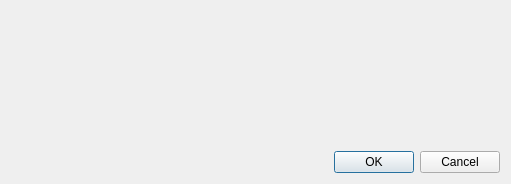
First picture: the form in projektcheck/pctools/ui/parameter_dialog.ui, repository projektcheck/ProjektCheck-QGIS, before the edit.
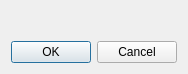
Second picture: the form after the edit.

Commit message: functionality parameter dialogs

```diff
--- a/projektcheck/pctools/ui/parameter_dialog.ui
+++ b/projektcheck/pctools/ui/parameter_dialog.ui
@@ -6,8 +6,8 @@
    <rect>
     <x>0</x>
     <y>0</y>
-    <width>511</width>
-    <height>184</height>
+    <width>174</width>
+    <height>74</height>
    </rect>
   </property>
   <property name="windowTitle">
```
The commit also changes 4 other files.
